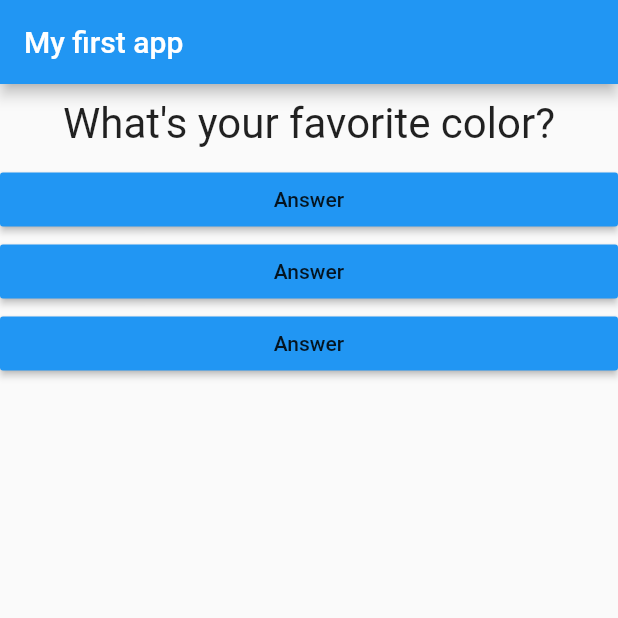
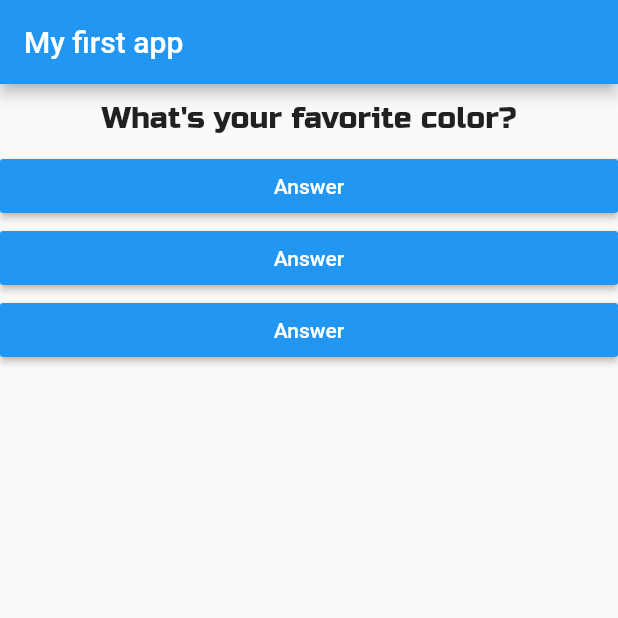
Before and after one commit to Desirpmb/flutter_complete_guide, a Flutter app: the screen it shows after launch, on a phone screen of 412 x 824 dp, the top half of it. Run offline on Flutter 3.47's test engine with Material 2 defaults, Android fonts, the phone set to English and light mode, and no system bars.

Commit message:
My first app: change the font of questions

```diff
--- a/lib/answer.dart
+++ b/lib/answer.dart
@@ -11,6 +11,7 @@ class Answer extends StatelessWidget {
       width: double.infinity,
       child: RaisedButton(
         color: Colors.blue,
+        textColor: Colors.white,
         child: Text('Answer'),
         onPressed: selectHandler,
       ),
--- a/lib/question.dart
+++ b/lib/question.dart
@@ -13,7 +13,8 @@ class Question extends StatelessWidget {
       child: Text(
         questionText,
         style: TextStyle(
-          fontSize: 28,
+          fontSize: 20,
+          fontFamily: 'RussoOne',
         ),
         textAlign: TextAlign.center,
       ),
--- a/pubspec.yaml
+++ b/pubspec.yaml
@@ -71,6 +71,9 @@ flutter:
   #       - asset: fonts/TrajanPro.ttf
   #       - asset: fonts/TrajanPro_Bold.ttf
   #         weight: 700
-  #
+  fonts:
+    - family: RussoOne
+      fonts:
+        - asset: fonts/RussoOne-Regular.ttf
   # For details regarding fonts from package dependencies,
   # see https://flutter.dev/custom-fonts/#from-packages
```
